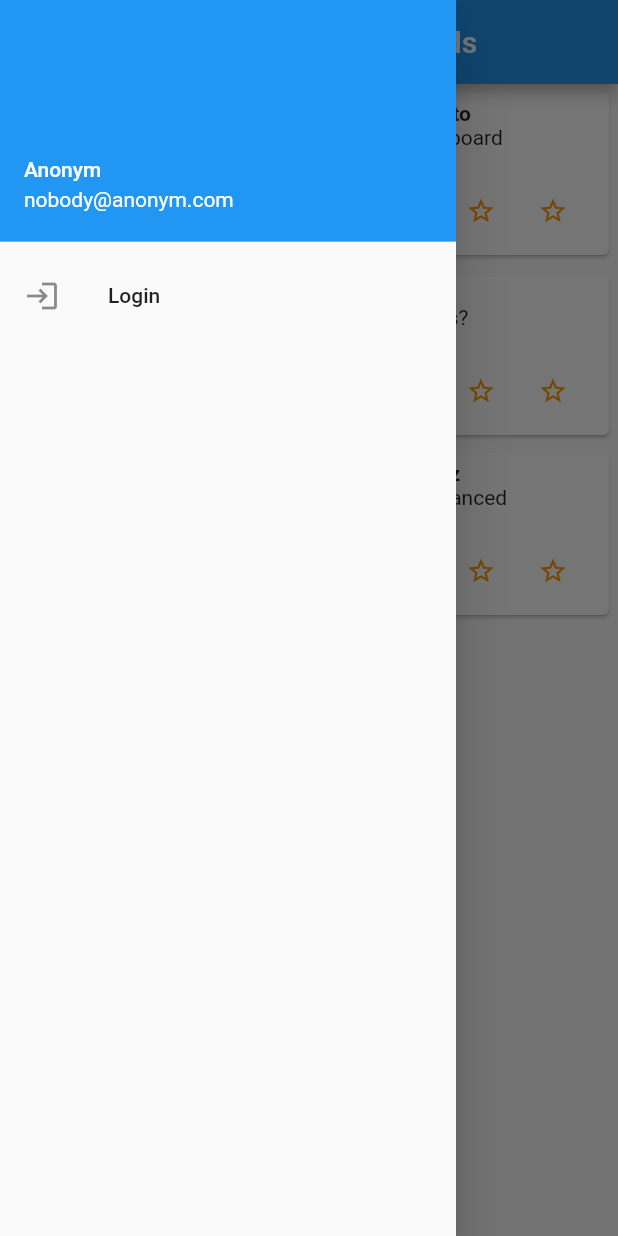
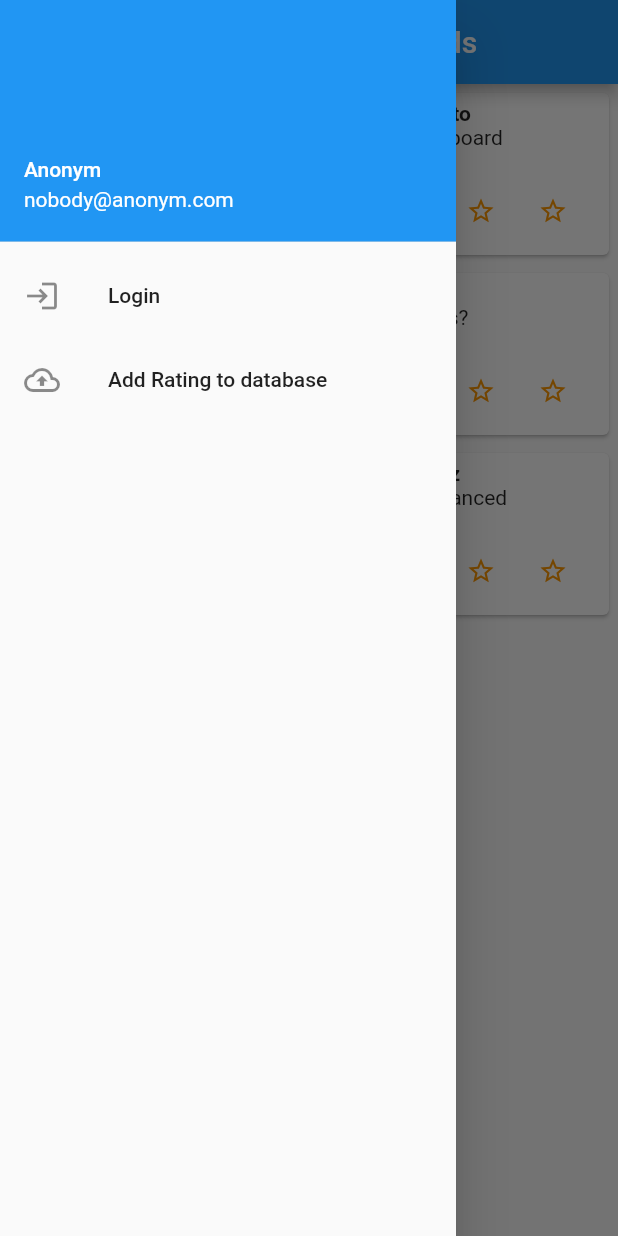
Before and after one commit to MichaelRinglein/SurfBoardRating, a Flutter app: the screen it shows after launch, with the side drawer open, on a phone screen of 412 x 824 dp. Run offline on Flutter 3.47's test engine with Material 2 defaults, Android fonts, the phone set to English and light mode, and no system bars; our stand-ins replace cloud_firestore, firebase_auth, firebase_core, flutter_spinkit; accounts and stored records are empty.

Commit message:
Demo data push to Firestore

```diff
--- a/lib/classes/rating_box.dart
+++ b/lib/classes/rating_box.dart
@@ -1,4 +1,5 @@
 import 'package:flutter/material.dart';
+import 'package:cloud_firestore/cloud_firestore.dart';
 
 class RatingBox extends StatefulWidget {
   @override
@@ -6,6 +7,7 @@ class RatingBox extends StatefulWidget {
 }
 
 class _RatingBoxState extends State<RatingBox> {
+
   int _rating = 0;
 
   void _setRatingOneStar() {
--- a/lib/main.dart
+++ b/lib/main.dart
@@ -6,6 +6,7 @@ import 'package:provider/provider.dart';
 import 'package:surfboard_rating_pwa/classes/loading.dart';
 import 'package:surfboard_rating_pwa/classes/sign_in.dart';
 import 'package:surfboard_rating_pwa/services/auth.dart';
+import 'package:surfboard_rating_pwa/services/firestore.dart';
 import 'classes/product.dart';
 import 'classes/product_page.dart';
 import 'classes/product_box.dart';
@@ -63,7 +64,8 @@ class MyHomePage extends StatefulWidget {
 class _MyHomePageState extends State<MyHomePage> {
 
   final items = Product.getProducts();
-  final Auth _auth = Auth(); //not needed
+  final Auth _auth = Auth();
+  final Firestore _firestore = Firestore();
   User user;
 
 
@@ -115,6 +117,13 @@ class _MyHomePageState extends State<MyHomePage> {
                   );
                 },
             ),
+            ListTile(
+              leading: Icon(Icons.cloud_upload_outlined),
+              title: Text('Add Rating to database'),
+              onTap: () async {
+                await _firestore.addRating();
+              },
+            ),
           ],
         ),
       ),
--- /dev/null
+++ b/lib/services/firestore.dart
@@ -0,0 +1,22 @@
+import 'package:cloud_firestore/cloud_firestore.dart';
+import 'package:flutter/material.dart';
+
+class Firestore {
+  final String user = 'Michael';
+  final int rating = 4;
+
+  //Firestore(this.user, this.rating);
+
+  CollectionReference ratings = FirebaseFirestore.instance.collection('ratings');
+
+  Future<void> addRating() {
+    return ratings
+        .add({
+          'user': user,
+          'rating': rating,
+        })
+        .then((value) => print('Rating added'))
+        .catchError((error) => print('Failed to add rating: $error'));
+  }
+
+}
--- a/pubspec.yaml
+++ b/pubspec.yaml
@@ -23,10 +23,12 @@ environment:
 dependencies:
   flutter:
     sdk: flutter
-  firebase_core: "0.5.0"
+  firebase_core: "^0.5.0+1"
   firebase_auth: "^0.18.1+1"
+  cloud_firestore: "^0.14.1+3"
   flutter_spinkit: "^4.1.2"
   provider: ^4.3.2+2
+
 
   # The following adds the Cupertino Icons font to your application.
   # Use with the CupertinoIcons class for iOS style icons.
```
Also changed, not shown: pubspec.lock, 1 other file.
